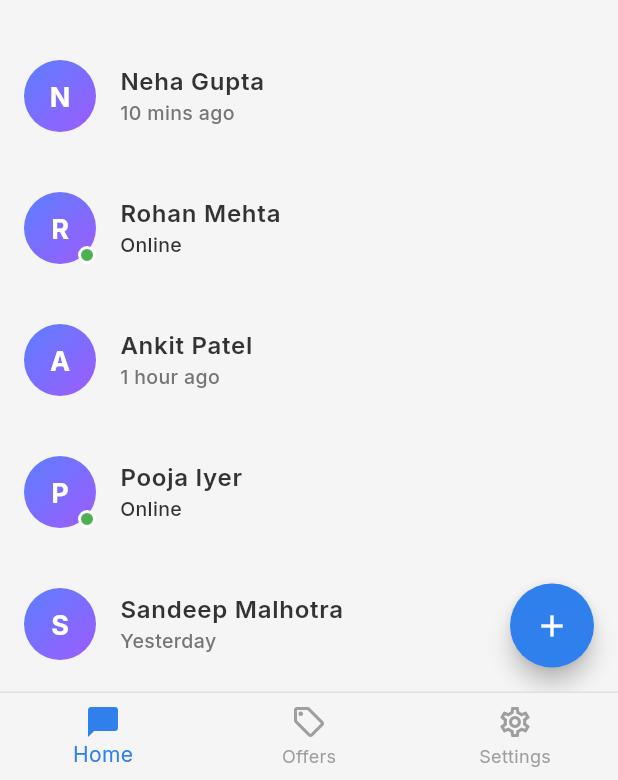
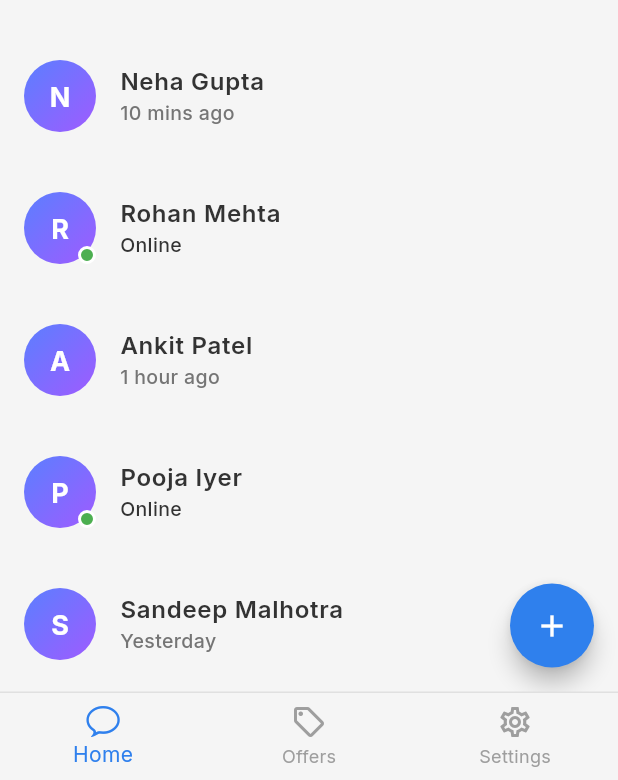
Before and after one commit to jav1dsheikh/mini_chat_app, a Flutter app: the screen it shows after launch, on a phone screen of 412 x 824 dp, the part 456-1236 px from its top. Run offline on Flutter 3.47's test engine with Material 3 defaults, Android fonts, the phone set to English and light mode, and no system bars; our stand-ins replace google_fonts.

Commit message:
Update README with detailed project overview and Refactored UI

```diff
--- a/lib/screens/app_shell.dart
+++ b/lib/screens/app_shell.dart
@@ -1,3 +1,4 @@
+import 'package:flutter/cupertino.dart';
 import 'package:flutter/material.dart';
 import '../theme/app_theme.dart';
 import 'home_screen.dart';
@@ -40,18 +41,18 @@ class _AppShellState extends State<AppShell> {
           backgroundColor: Colors.transparent,
           items: const [
             BottomNavigationBarItem(
-              icon: Icon(Icons.chat_bubble_outline),
-              activeIcon: Icon(Icons.chat_bubble),
+              icon: Icon(CupertinoIcons.chat_bubble),
+              activeIcon: Icon(CupertinoIcons.chat_bubble),
               label: 'Home',
             ),
             BottomNavigationBarItem(
               icon: Icon(Icons.local_offer_outlined),
-              activeIcon: Icon(Icons.local_offer),
+              activeIcon: Icon(Icons.local_offer_outlined),
               label: 'Offers',
             ),
             BottomNavigationBarItem(
               icon: Icon(Icons.settings_outlined),
-              activeIcon: Icon(Icons.settings),
+              activeIcon: Icon(Icons.settings_outlined),
               label: 'Settings',
             ),
           ],
```
Also changed, not shown: 1 other file.
